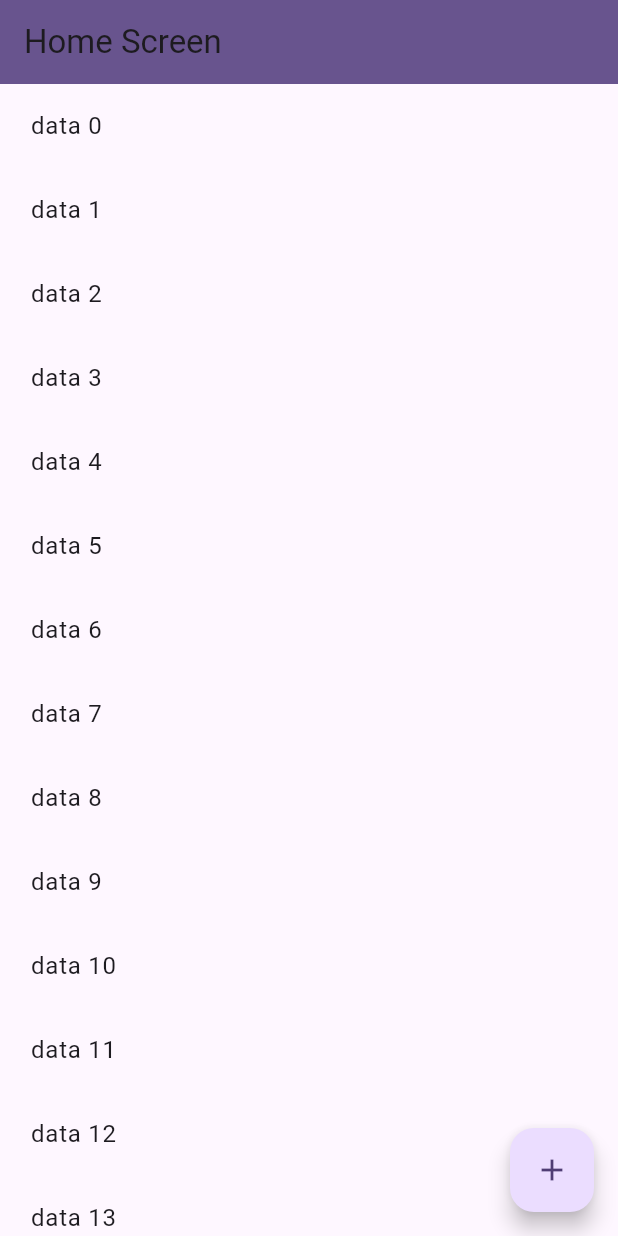
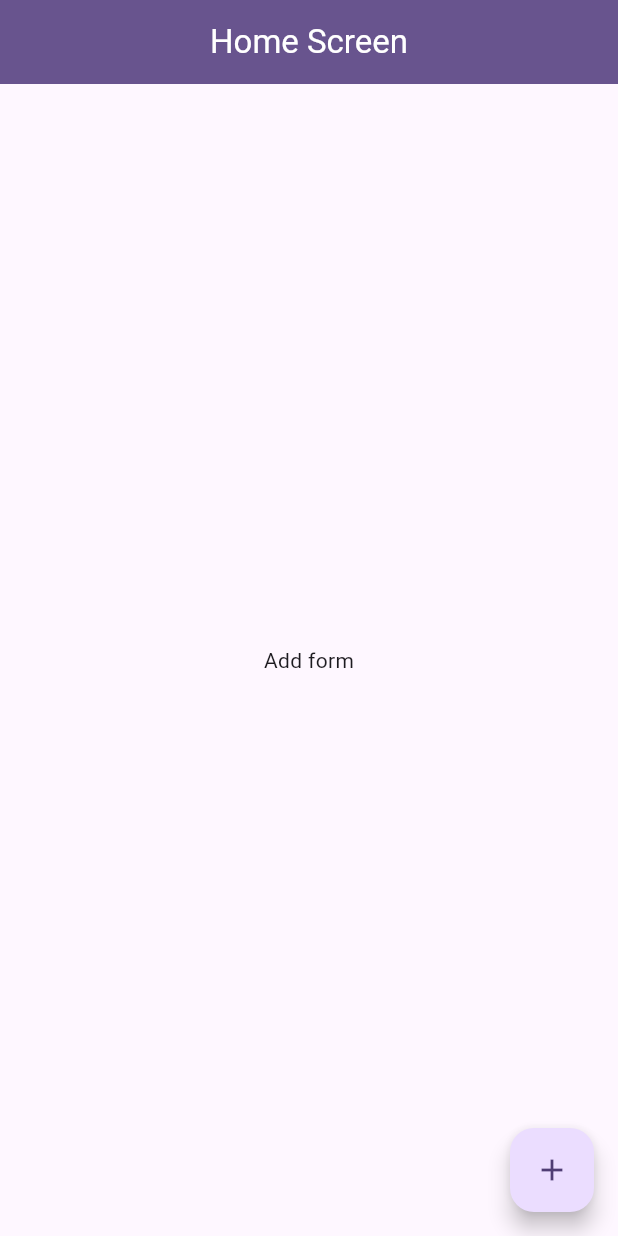
Before and after one commit to sufiyansakkeer/Avua-assignment, a Flutter app: the screen it shows after launch, on a phone screen of 412 x 824 dp. Run offline on Flutter 3.47's test engine with Material 2 defaults, Android fonts, the phone set to English and light mode, and no system bars; our stand-ins replace bloc, equatable, file_picker, flutter_bloc, hive, hive_flutter and 1 more; missing offline and left inert: syncfusion_flutter_pdfviewer; accounts and stored records are empty.

Commit message:
final commit

```diff
--- a/lib/bloc/forms/forms_bloc.dart
+++ b/lib/bloc/forms/forms_bloc.dart
@@ -1,6 +1,6 @@
+import 'package:avua_assignment/resources/hive_functions.dart';
 import 'package:bloc/bloc.dart';
 import 'package:equatable/equatable.dart';
-import 'package:flutter/material.dart';
 
 import '../../model/registration_form/registration_form_model.dart';
 
@@ -9,6 +9,15 @@ part 'forms_state.dart';
 
 class FormsBloc extends Bloc<FormsEvent, FormsState> {
   FormsBloc() : super(FormsInitial()) {
-    on<GetAllForms>((event, emit) {});
+    on<GetAllForms>((event, emit) async {
+      emit(FormsLoadingState());
+      HiveFunctions functions = HiveFunctions();
+      List<RegistrationFormModel> formList = await functions.getAllForms();
+      if (formList.isNotEmpty) {
+        emit(FormsLoadedState(registrationForms: formList));
+      } else {
+        emit(FormsInitial());
+      }
+    });
   }
 }
--- a/lib/bloc/forms/forms_state.dart
+++ b/lib/bloc/forms/forms_state.dart
@@ -9,10 +9,10 @@ abstract class FormsState extends Equatable {
 
 class FormsInitial extends FormsState {}
 
-class FormsLoadingState extends FormState {}
+class FormsLoadingState extends FormsState {}
 
-class FormsLoadedState extends FormState {
+class FormsLoadedState extends FormsState {
   final List<RegistrationFormModel> registrationForms;
 
-  FormsLoadedState({required this.registrationForms});
+  const FormsLoadedState({required this.registrationForms});
 }
--- a/lib/bloc/registration/registration_bloc.dart
+++ b/lib/bloc/registration/registration_bloc.dart
@@ -2,8 +2,8 @@ import 'dart:developer';
 import 'dart:io';
 
 import 'package:avua_assignment/model/registration_form/registration_form_model.dart';
-import 'package:avua_assignment/repository/hive_functions.dart';
-import 'package:avua_assignment/repository/registration_services.dart';
+import 'package:avua_assignment/resources/hive_functions.dart';
+import 'package:avua_assignment/resources/registration_services.dart';
 import 'package:bloc/bloc.dart';
 import 'package:equatable/equatable.dart';
 import 'package:flutter/material.dart';
@@ -20,6 +20,7 @@ class RegistrationBloc extends Bloc<RegistrationEvent, RegistrationState> {
       final result = await reg.getFile();
       if (result != null) {
         File pdfPath = File(result.files.single.path!);
+        log(pdfPath.toString());
         File pdfName = File(result.files.single.name);
 
         emit(RegistrationInitial());
--- a/lib/core/constants.dart
+++ b/lib/core/constants.dart
@@ -7,5 +7,5 @@ const SizedBox height20 = SizedBox(
   height: 20,
 );
 const SizedBox height30 = SizedBox(
-  height: 30,
+  height: 70,
 );
--- a/lib/main.dart
+++ b/lib/main.dart
@@ -36,6 +36,7 @@ class MyApp extends StatelessWidget {
         ),
       ],
       child: MaterialApp(
+        debugShowCheckedModeBanner: false,
         title: 'Flutter Demo',
         theme: ThemeData(
           colorScheme: ColorScheme.fromSeed(seedColor: Colors.deepPurple),
--- a/lib/repository/hive_functions.dart
+++ b/lib/resources/hive_functions.dart
@@ -9,6 +9,7 @@ class HiveFunctions {
       RegistrationFormModel formModel, BuildContext context) async {
     var box = await Hive.openBox<RegistrationFormModel>(_registrationDB);
     box.put(formModel.id, formModel);
+    getAllForms();
     if (context.mounted) {
       Navigator.of(context).pop();
     }
--- a/lib/repository/registration_services.dart
+++ b/lib/resources/registration_services.dart
@@ -1,3 +1,5 @@
+import 'dart:developer';
+
 import 'package:file_picker/file_picker.dart';
 import 'package:intl/intl.dart';
 
@@ -46,6 +48,7 @@ class RegistrationServices {
       type: FileType.custom,
       allowedExtensions: ["pdf", "docx"],
     );
+    log(result!.files.single.path.toString());
 
     return result;
   }
--- a/lib/view/home_page.dart
+++ b/lib/view/home_page.dart
@@ -1,23 +1,75 @@
+import 'dart:developer';
+
 import 'package:avua_assignment/view/registration_form.dart';
+import 'package:avua_assignment/view/user_details.dart';
 import 'package:flutter/material.dart';
+import 'package:flutter_bloc/flutter_bloc.dart';
 
-class HomeScreen extends StatelessWidget {
+import '../bloc/forms/forms_bloc.dart';
+
+class HomeScreen extends StatefulWidget {
   const HomeScreen({super.key});
+
+  @override
+  State<HomeScreen> createState() => _HomeScreenState();
+}
+
+class _HomeScreenState extends State<HomeScreen> {
+  @override
+  void initState() {
+    super.initState();
+    BlocProvider.of<FormsBloc>(context).add(GetAllForms());
+  }
 
   @override
   Widget build(BuildContext context) {
     return Scaffold(
       appBar: AppBar(
         backgroundColor: Theme.of(context).primaryColor,
-        title: const Text("Home Screen"),
+        title: const Text(
+          "Home Screen",
+          style: TextStyle(color: Colors.white),
+        ),
+        centerTitle: true,
       ),
-      body: ListView.builder(
-        itemBuilder: (context, index) {
-          return ListTile(
-            title: Text(" data $index"),
-          );
+      body: BlocBuilder<FormsBloc, FormsState>(
+        builder: (context, state) {
+          if (state is FormsInitial) {
+            return const Center(
+              child: Text("Add form"),
+            );
+          } else if (state is FormsLoadedState) {
+            return ListView.builder(
+              itemBuilder: (context, index) {
+                return Padding(
+                  padding: const EdgeInsets.symmetric(horizontal: 15),
+                  child: Card(
+                    child: ListTile(
+                        title: Text(
+                          "${state.registrationForms[index].firstName} ${state.registrationForms[index].lastName}",
+                        ),
+                        trailing: const Icon(
+                          Icons.arrow_forward_ios_outlined,
+                          size: 20,
+                        ),
+                        onTap: () {
+                          log(state.registrationForms[index].resume,
+                              name: "resume path");
+                          Navigator.of(context).push(MaterialPageRoute(
+                              builder: (context) => UserDetails(
+                                  form: state.registrationForms[index])));
+                        }),
+                  ),
+                );
+              },
+              itemCount: state.registrationForms.length,
+            );
+          } else {
+            return const Center(
+              child: CircularProgressIndicator(),
+            );
+          }
         },
-        itemCount: 20,
       ),
       floatingActionButton: FloatingActionButton(
         onPressed: () => Navigator.of(context).push(MaterialPageRoute(
--- a/lib/view/registration_form.dart
+++ b/lib/view/registration_form.dart
@@ -1,5 +1,6 @@
 import 'dart:developer';
 
+import 'package:avua_assignment/bloc/forms/forms_bloc.dart';
 import 'package:avua_assignment/core/constants.dart';
 import 'package:avua_assignment/model/registration_form/registration_form_model.dart';
 
@@ -213,6 +214,8 @@ class _RegistrationFormState extends State<RegistrationForm> {
                                 RegistrationAddEvent(
                                     registrationFormModel: formModel,
                                     context: context));
+                            BlocProvider.of<FormsBloc>(context)
+                                .add(GetAllForms());
                           }
                         }
                       },
--- a/lib/view/widgets/calender.dart
+++ b/lib/view/widgets/calender.dart
@@ -1,6 +1,6 @@
 import 'package:flutter/material.dart';
 
-import '../../repository/registration_services.dart';
+import '../../resources/registration_services.dart';
 
 class Calender extends StatelessWidget {
   const Calender({
--- a/pubspec.yaml
+++ b/pubspec.yaml
@@ -31,15 +31,17 @@ dependencies:
   bloc: ^8.1.2
   cupertino_icons: ^1.0.2
   equatable: ^2.0.5
-  file_picker:
+  file_picker: null
   flutter:
     sdk: flutter
   flutter_bloc: ^8.1.3
+  # flutter_pdfview: ^1.3.1
   hive: ^2.2.3
   hive_flutter: ^1.1.0
   intl: ^0.18.1
   path_provider: 2.0.8
   permission_handler: ^10.2.0
+  syncfusion_flutter_pdfviewer: ^21.2.9
 
 dev_dependencies:
   build_runner: ^2.4.4
```
Also changed, not shown: lib/view/user_details.dart (added, +67 -0 lines), lib/view/widgets/pdf_viewer_page.dart (added, +23 -0 lines), pubspec.lock, 5 other files.
